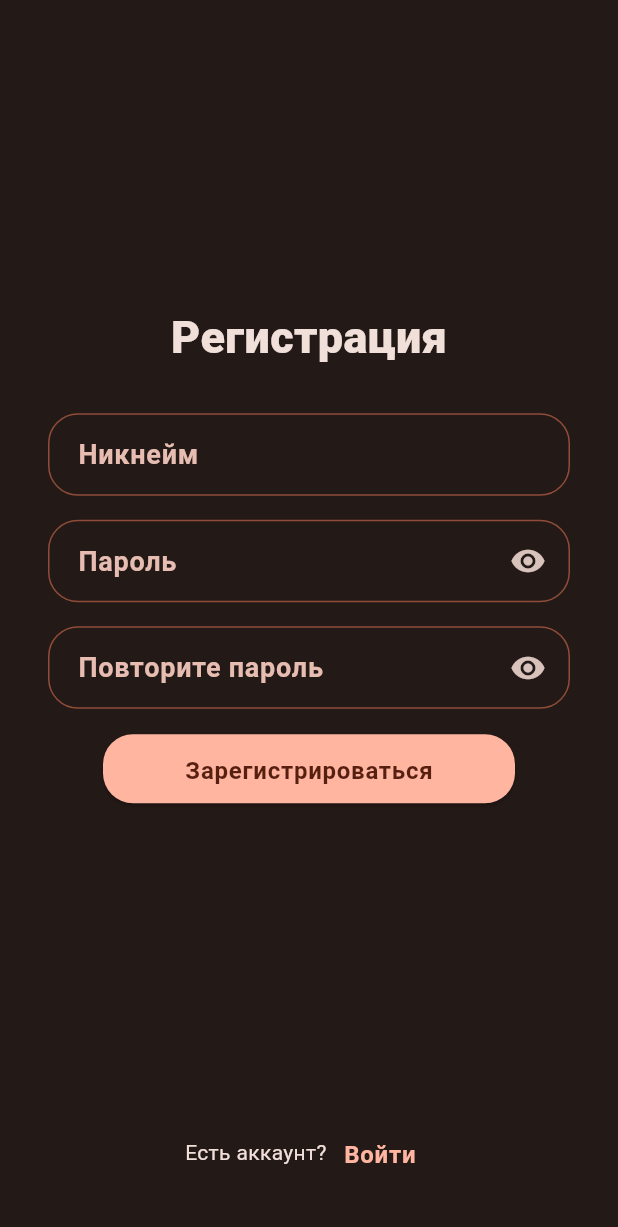
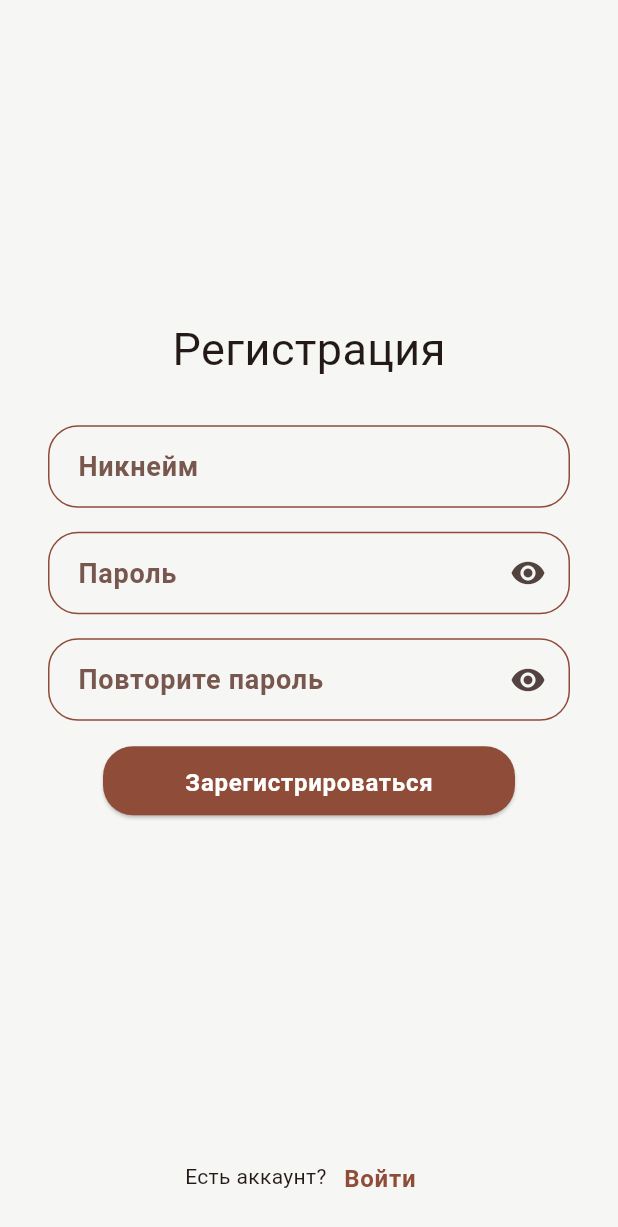
Before and after one commit to liimb/tech-messenger-front, a Flutter app: the screen it shows after launch, after a tap on "Зарегистрироваться", on a phone screen of 412 x 824 dp. Shown: the top 1227 px of the screen. Run offline on Flutter 3.47's test engine with Material 3 defaults, Android fonts, the phone set to English and light mode, and no system bars; drawn by our look-alikes of auto_size_text; our stand-ins replace dio, flutter_bloc, flutter_dotenv, flutter_svg, freezed_annotation, go_router and 2 more; generated files the repository leaves out were written again; Roboto replaces fonts that are missing (Actor); statements that could not run were skipped.

Commit message:
style: enchance registration and authorization screens

```diff
--- /dev/null
+++ b/devtools_options.yaml
@@ -0,0 +1,3 @@
+description: This file stores settings for Dart & Flutter DevTools.
+documentation: https://docs.flutter.dev/tools/devtools/extensions#configure-extension-enablement-states
+extensions:
--- a/lib/app/messenger_app.dart
+++ b/lib/app/messenger_app.dart
@@ -19,7 +19,7 @@ class MessengerApp extends StatelessWidget {
       supportedLocales: const [Locale('ru')],
       locale: const Locale('ru'),
       routerConfig: router,
-      theme: AppTheme.darkTheme,
+      theme: AppTheme.lightTheme,
     );
   }
 }
--- a/lib/l10n/app_en.arb
+++ b/lib/l10n/app_en.arb
@@ -2,8 +2,12 @@
     "auth": "Login",
     "registration": "Registration",
     "yourNickname": "Nickname",
+    "errorUncorrectNickname": "The nickname must be at least 3 characters long",
+    "fieldMustNotEmpty": "Compulsory field!",
     "yourPassword": "Password",
+    "errorUncorrectPassword": "The password must be at least 8 characters long and\ncontain uppercase letters\n●numbers\n●special characters",
     "repeatYourPassword": "Repeat password",
+    "errorPasswordsDoNotMatch": "Passwords must match",
     "login": "Login",
     "noAccount": "No account?",
     "hasAccount": "Do you have an account?",
--- a/lib/l10n/app_localizations.dart
+++ b/lib/l10n/app_localizations.dart
@@ -116,17 +116,41 @@ abstract class AppLocalizations {
   /// **'Никнейм'**
   String get yourNickname;
 
+  /// No description provided for @errorUncorrectNickname.
+  ///
+  /// In ru, this message translates to:
+  /// **'Никнейм должен быть не менее 3 символов'**
+  String get errorUncorrectNickname;
+
+  /// No description provided for @fieldMustNotEmpty.
+  ///
+  /// In ru, this message translates to:
+  /// **'Обязательное поле!'**
+  String get fieldMustNotEmpty;
+
   /// No description provided for @yourPassword.
   ///
   /// In ru, this message translates to:
   /// **'Пароль'**
   String get yourPassword;
 
+  /// No description provided for @errorUncorrectPassword.
+  ///
+  /// In ru, this message translates to:
+  /// **'Пароль должен быть не менее 8 символов и \nсодержать\n●заглавные буквы\n●цифры\n●специальные символы'**
+  String get errorUncorrectPassword;
+
   /// No description provided for @repeatYourPassword.
   ///
   /// In ru, this message translates to:
   /// **'Повторите пароль'**
   String get repeatYourPassword;
+
+  /// No description provided for @errorPasswordsDoNotMatch.
+  ///
+  /// In ru, this message translates to:
+  /// **'Пароли должны совпадать'**
+  String get errorPasswordsDoNotMatch;
 
   /// No description provided for @login.
   ///
--- a/lib/l10n/app_ru.arb
+++ b/lib/l10n/app_ru.arb
@@ -2,8 +2,12 @@
     "auth": "Вход",
     "registration": "Регистрация",
     "yourNickname": "Никнейм",
+    "errorUncorrectNickname": "Никнейм должен быть не менее 3 символов",
+    "fieldMustNotEmpty": "Обязательное поле!",
     "yourPassword": "Пароль",
+    "errorUncorrectPassword": "Пароль должен быть не менее 8 символов и \nсодержать\n●заглавные буквы\n●цифры\n●специальные символы",
     "repeatYourPassword": "Повторите пароль",
+    "errorPasswordsDoNotMatch": "Пароли должны совпадать",
     "login": "Войти",
     "noAccount": "Нет аккаунта?",
     "hasAccount": "Есть аккаунт?",
--- a/lib/main.dart
+++ b/lib/main.dart
@@ -1,5 +1,7 @@
 import 'dart:io';
+import 'package:dio/dio.dart';
 import 'package:flutter/material.dart';
+import 'package:flutter/services.dart';
 import 'package:flutter_dotenv/flutter_dotenv.dart';
 import 'package:tech_messenger/app/messenger_app.dart';
 
@@ -7,7 +9,9 @@ void main() async {
   WidgetsFlutterBinding.ensureInitialized();
   await dotenv.load(fileName: ".env");
   HttpOverrides.global = MyHttpOverrides();
-  runApp(MessengerApp());
+
+  SystemChrome.setPreferredOrientations([DeviceOrientation.portraitUp]);
+  runApp(const MessengerApp());
 }
 
 class MyHttpOverrides extends HttpOverrides {
@@ -17,4 +21,15 @@ class MyHttpOverrides extends HttpOverrides {
       ..badCertificateCallback =
           (X509Certificate cert, String host, int port) => true;
   }
+
+  Dio dio() {
+    final dio = Dio(
+      BaseOptions(
+        connectTimeout: Duration(seconds: 10),
+        receiveTimeout: Duration(seconds: 10),
+        headers: {'Content-Type': 'application/json'},
+      ),
+    );
+    return dio;
+  }
 }
--- a/lib/modules/auth/presentation/auth_screen.dart
+++ b/lib/modules/auth/presentation/auth_screen.dart
@@ -16,6 +16,7 @@ class AuthScreen extends StatefulWidget {
 class _AuthScreenState extends State<AuthScreen> {
   late final TextEditingController nicknameController;
   late final TextEditingController passwordController;
+  final _formKey = GlobalKey<FormState>();
 
   @override
   void initState() {
@@ -33,10 +34,14 @@ class _AuthScreenState extends State<AuthScreen> {
 
   @override
   Widget build(BuildContext context) {
-    return Scaffold(
+    return SafeArea(
+      top: false,
+      child: Scaffold(
         body: Padding(
           padding: EdgeInsets.symmetric(vertical: p32, horizontal: p32),
           child: Center(
+            child: Form(
+              key: _formKey,
               child: Column(
                 crossAxisAlignment: CrossAxisAlignment.center,
                 mainAxisAlignment: MainAxisAlignment.center,
@@ -66,6 +71,7 @@ class _AuthScreenState extends State<AuthScreen> {
               ),
             ),
           ),
+        ),
         bottomNavigationBar: Padding(
           padding: EdgeInsets.only(bottom: p32),
           child: TextButtonWidget(
@@ -74,6 +80,7 @@ class _AuthScreenState extends State<AuthScreen> {
             buttonText: context.l10n.register,
           ),
         ),
+      ),
     );
   }
 }
--- a/lib/modules/registration/presentation/registration_screen.dart
+++ b/lib/modules/registration/presentation/registration_screen.dart
@@ -5,6 +5,7 @@ import 'package:tech_messenger/core/common/presentation/widget/primary_button.da
 import 'package:tech_messenger/core/common/presentation/widget/text_button_widget.dart';
 import 'package:tech_messenger/core/constant/app_padding.dart';
 import 'package:tech_messenger/core/util/extension/build_context_x.dart';
+import 'package:tech_messenger/core/util/validators.dart';
 
 class RegistrationScreen extends StatefulWidget {
   const RegistrationScreen({super.key});
@@ -17,6 +18,7 @@ class _RegistrationScreenState extends State<RegistrationScreen> {
   late final TextEditingController nicknameController;
   late final TextEditingController passwordController;
   late final TextEditingController passwordRepeatController;
+  final _formKey = GlobalKey<FormState>();
 
   @override
   void initState() {
@@ -36,10 +38,15 @@ class _RegistrationScreenState extends State<RegistrationScreen> {
 
   @override
   Widget build(BuildContext context) {
-    return Scaffold(
+    return SafeArea(
+      top: false,
+      child: Scaffold(
         body: Padding(
           padding: EdgeInsets.symmetric(vertical: p32, horizontal: p32),
           child: Center(
+            child: Form(
+              key: _formKey,
+              child: SingleChildScrollView(
                 child: Column(
                   crossAxisAlignment: CrossAxisAlignment.center,
                   mainAxisAlignment: MainAxisAlignment.center,
@@ -52,18 +59,34 @@ class _RegistrationScreenState extends State<RegistrationScreen> {
                     InputWidget(
                       controller: nicknameController,
                       hintText: context.l10n.yourNickname,
+                      validator: (value) =>
+                          AppValidators.correctNicknameValidator(
+                            value,
+                            context,
+                          ),
                     ),
                     SizedBox(height: p16),
                     InputWidget(
                       controller: passwordController,
                       obscureText: true,
                       hintText: context.l10n.yourPassword,
+                      validator: (value) =>
+                          AppValidators.correctPasswordValidator(
+                            value,
+                            context,
+                          ),
                     ),
                     SizedBox(height: p16),
                     InputWidget(
                       controller: passwordRepeatController,
                       obscureText: true,
                       hintText: context.l10n.repeatYourPassword,
+                      validator: (value) =>
+                          AppValidators.matchPasswordValidator(
+                            value,
+                            context,
+                            passwordController,
+                          ),
                     ),
                     SizedBox(height: p16),
                     SizedBox(
@@ -71,21 +94,26 @@ class _RegistrationScreenState extends State<RegistrationScreen> {
                       child: PrimaryButton(
                         text: context.l10n.register,
                         isEnabled: true,
-                  onPressed: () {},
+                        onPressed: () {
+                          if (!_formKey.currentState!.validate()) {}
+                        },
                       ),
                     ),
                   ],
                 ),
               ),
             ),
+          ),
+        ),
         bottomNavigationBar: Padding(
-        padding: EdgeInsets.only(bottom: p32),
+          padding: EdgeInsets.only(bottom: p16),
           child: TextButtonWidget(
             onPressed: () => context.go("/auth"),
             text: context.l10n.hasAccount,
             buttonText: context.l10n.login,
           ),
         ),
+      ),
     );
   }
 }
```
Also changed, not shown: lib/core/data/model/api_models.dart (added, +25 -0 lines), lib/core/data/repository/auth_repository.dart (added, +18 -0 lines), lib/core/util/validators.dart (added, +69 -0 lines), lib/l10n/app_localizations_en.dart (+14 -0 lines), lib/l10n/app_localizations_ru.dart (+14 -0 lines), lib/modules/registration/presentation/bloc/registration_bloc.dart (added, +63 -0 lines), lib/modules/registration/presentation/bloc/registration_event.dart (added, +12 -0 lines), lib/modules/registration/presentation/bloc/registration_state.dart (added, +15 -0 lines), pubspec.yaml (+12 -63 lines), lib/core/data/model/api_models.freezed.dart (added), lib/core/data/model/api_models.g.dart (added), lib/core/data/repository/auth_repository.g.dart (added), lib/modules/registration/presentation/bloc/registration_event.freezed.dart (added), lib/modules/registration/presentation/bloc/registration_state.freezed.dart (added), 1 more files. Lines whose indentation alone changed are shown as unchanged.
